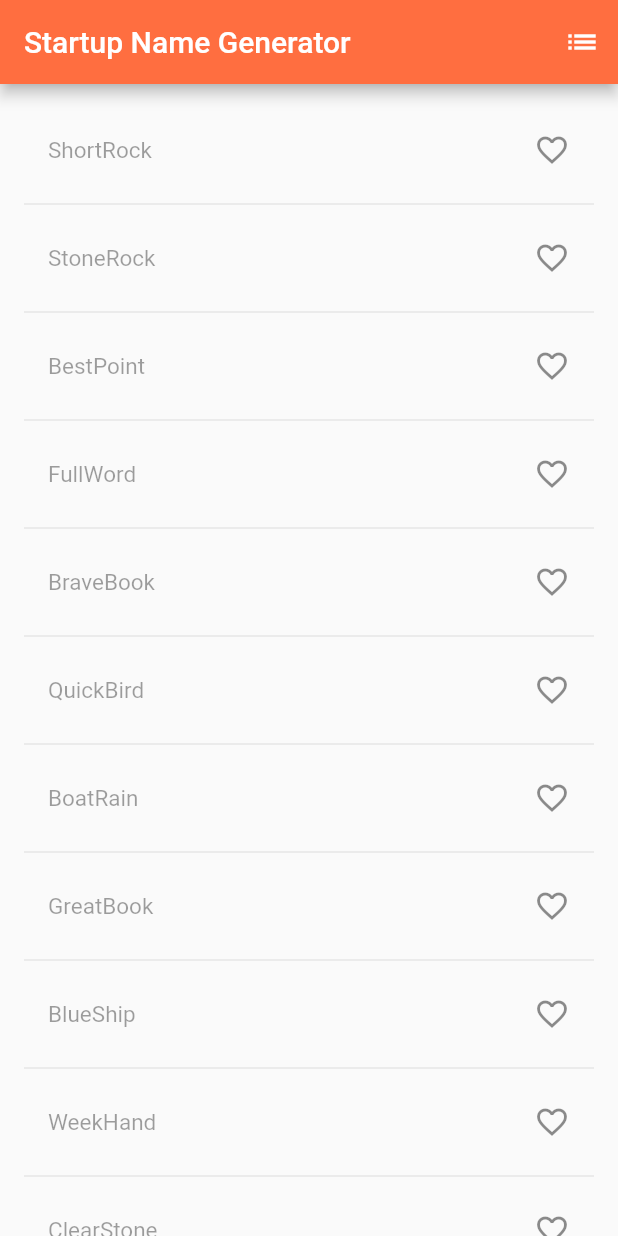
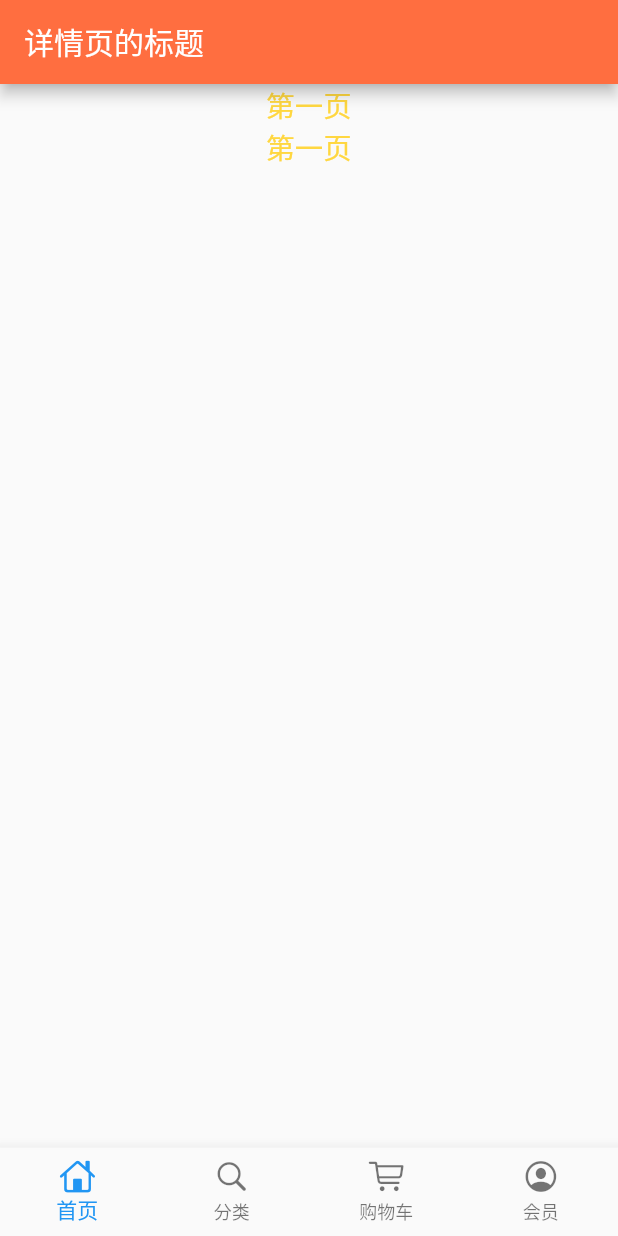
Before and after one commit to abner-forever/flutter-demo, a Flutter app: the screen it shows after launch, on a phone screen of 412 x 824 dp. Run offline on Flutter 3.47's test engine with Material 2 defaults, Android fonts, the phone set to English and light mode, and no system bars.

Commit message:
add tab navigation

```diff
--- a/lib/main.dart
+++ b/lib/main.dart
@@ -1,3 +1,4 @@
+
 import 'package:flutter/material.dart';
 import './page/home.dart';
 
@@ -6,12 +7,13 @@ void main() => runApp(new MyApp());
 class MyApp extends StatelessWidget {
   @override
   Widget build(BuildContext context) {
-    return new MaterialApp(
-      title: 'Startup Name Generator',
-      theme: new ThemeData(
-        primaryColor: Colors.deepOrangeAccent,
-      ),
-      home: new RandomWords(),
-    );
+    return Container(
+        child: MaterialApp(
+            title: 'Startup Name Generator',
+            debugShowCheckedModeBanner: false, //去掉右上角debug
+            theme: new ThemeData(
+              primaryColor: Colors.deepOrangeAccent,
+            ),
+            home: new HomePage()));
   }
 }
--- /dev/null
+++ b/lib/page/cart.dart
@@ -0,0 +1,16 @@
+import 'package:flutter/material.dart';
+
+class CartPage extends StatelessWidget {
+  @override
+  Widget build(BuildContext context) {
+    return new Scaffold(
+        appBar: new AppBar(
+          title: new Text('购物车'),
+        ),
+        body: new Center(
+          child: new Text('购物车'),
+
+        ),
+    );
+  }
+}
--- a/lib/page/detail.dart
+++ b/lib/page/detail.dart
@@ -1,15 +1,23 @@
 import 'package:flutter/material.dart';
 
-class Detail extends StatelessWidget {
+class DetailPage extends StatelessWidget {
   @override
   Widget build(BuildContext context) {
     return new Scaffold(
-        appBar: new AppBar(
-          title: new Text('详情页的标题'),
+      appBar: new AppBar(
+        title: new Text('详情页的标题'),
+      ),
+      body: new Center(
+          child: new Column(children: <Widget>[
+        new Text(
+          '第一页',
+          style: new TextStyle(color: Colors.amberAccent, fontSize: 19),
         ),
-        body: new Center(
-          child: new Text('内容'),
+        new Text(
+          '第一页',
+          style: new TextStyle(color: Colors.amberAccent, fontSize: 19),
         ),
+      ])),
     );
   }
 }
--- a/lib/page/home.dart
+++ b/lib/page/home.dart
@@ -1,101 +1,49 @@
 import 'package:flutter/material.dart';
-import 'package:english_words/english_words.dart';
-// import './detail.dart';
+import 'package:flutter/cupertino.dart';
+import './detail.dart';
+import './cart.dart';
+import './list_page.dart';
+import './mine.dart';
 
-class RandomWordsState extends State<RandomWords> {
-  final _suggestions = <WordPair>[];
-  final _biggerFont = const TextStyle(fontSize: 15.0, color: Colors.black38);
-  final _saved = new Set<WordPair>();
+class HomePage extends StatefulWidget {
+  @override
+  _HomePageState createState() => _HomePageState();
+}
+
+class _HomePageState extends State<HomePage> {
+  final List<BottomNavigationBarItem> bottomTabs = [
+    BottomNavigationBarItem(icon: Icon(CupertinoIcons.home), title: Text('首页')),
+    BottomNavigationBarItem(icon: Icon(CupertinoIcons.search), title: Text('分类')),
+    BottomNavigationBarItem(icon: Icon(CupertinoIcons.shopping_cart), title: Text('购物车')),
+    BottomNavigationBarItem(icon: Icon(CupertinoIcons.profile_circled), title: Text('会员'))
+  ];
+  final List tabBodies = [DetailPage(), CartPage(), ListPage(), MinePage()];
+  int currentIndex = 0;
+  var currentPage;
+
+  //初始化
+  @override
+  void initState() {
+    currentPage = tabBodies[currentIndex];
+    super.initState();
+  }
+
   @override
   Widget build(BuildContext context) {
-    void _pushSaved() {
-      Navigator.of(context).push(
-        new MaterialPageRoute(
-          builder: (context) {
-            final tiles = _saved.map(
-              (pair) {
-                return new ListTile(
-                  title: new Text(
-                    pair.asPascalCase,
-                    style: _biggerFont,
-                  ),
-                );
-              },
-            );
-            final divided = ListTile.divideTiles(
-              context: context,
-              tiles: tiles,
-            ).toList();
-            return new Scaffold(
-              appBar: new AppBar(
-                title: new Text('保存建议'),
-              ),
-              body: new ListView(children: divided),
-            );
-          },
-        ),
-      );
-    }
-    // return new Detail();
-    return new Scaffold(
-      appBar: new AppBar(
-        title: new Text('Startup Name Generator'),
-        actions: <Widget>[
-          new IconButton(icon: new Icon(Icons.list), onPressed: _pushSaved),
-        ],
+    return Scaffold(
+      backgroundColor: Color.fromRGBO(244, 245, 245, 1),
+      bottomNavigationBar: BottomNavigationBar(
+        type: BottomNavigationBarType.fixed,
+        currentIndex: currentIndex,
+        items: bottomTabs,
+        onTap: (index){
+            setState(() {
+             currentIndex =index;
+             currentPage = tabBodies[currentIndex];
+            });
+        },
       ),
-      body: _buildSuggestions(),
-    );
-  }
-
-  Widget _buildSuggestions() {
-    return new ListView.builder(
-        padding: const EdgeInsets.all(16.0),
-        // 对于每个建议的单词对都会调用一次itemBuilder，然后将单词对添加到ListTile行中
-        // 在偶数行，该函数会为单词对添加一个ListTile row.
-        // 在奇数行，该函数会添加一个分割线widget，来分隔相邻的词对。
-        // 注意，在小屏幕上，分割线看起来可能比较吃力。
-        itemBuilder: (context, i) {
-          // 在每一列之前，添加一个1像素高的分隔线widget
-          if (i.isOdd) return new Divider();
-
-          // 语法 "i ~/ 2" 表示i除以2，但返回值是整形（向下取整），比如i为：1, 2, 3, 4, 5
-          // 时，结果为0, 1, 1, 2, 2， 这可以计算出ListView中减去分隔线后的实际单词对数量
-          final index = i ~/ 2;
-          // 如果是建议列表中最后一个单词对
-          if (index >= _suggestions.length) {
-            // ...接着再生成10个单词对，然后添加到建议列表
-            _suggestions.addAll(generateWordPairs().take(10));
-          }
-          return _buildRow(_suggestions[index]);
-        });
-  }
-
-  Widget _buildRow(WordPair pair) {
-    final alreadySaved = _saved.contains(pair);
-    return new ListTile(
-      title: new Text(
-        pair.asPascalCase,
-        style: _biggerFont,
-      ),
-      trailing: new Icon(
-        alreadySaved ? Icons.favorite : Icons.favorite_border,
-        color: alreadySaved ? Colors.red : null,
-      ),
-      onTap: () {
-        setState(() {
-          if (alreadySaved) {
-            _saved.remove(pair);
-          } else {
-            _saved.add(pair);
-          }
-        });
-      },
+      body: currentPage,
     );
   }
 }
-
-class RandomWords extends StatefulWidget {
-  @override
-  createState() => new RandomWordsState();
-}
```
Also changed, not shown: lib/page/list_page.dart (added, +15 -0 lines), lib/page/mine.dart (added, +15 -0 lines), pubspec.lock, 2 other files.
